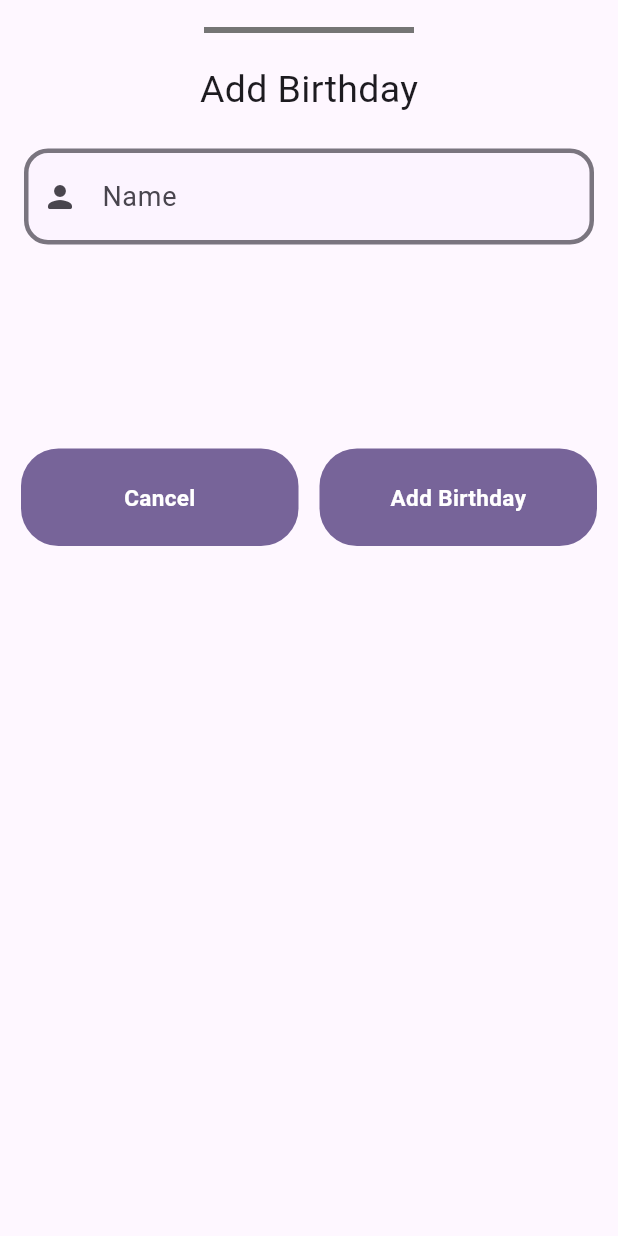
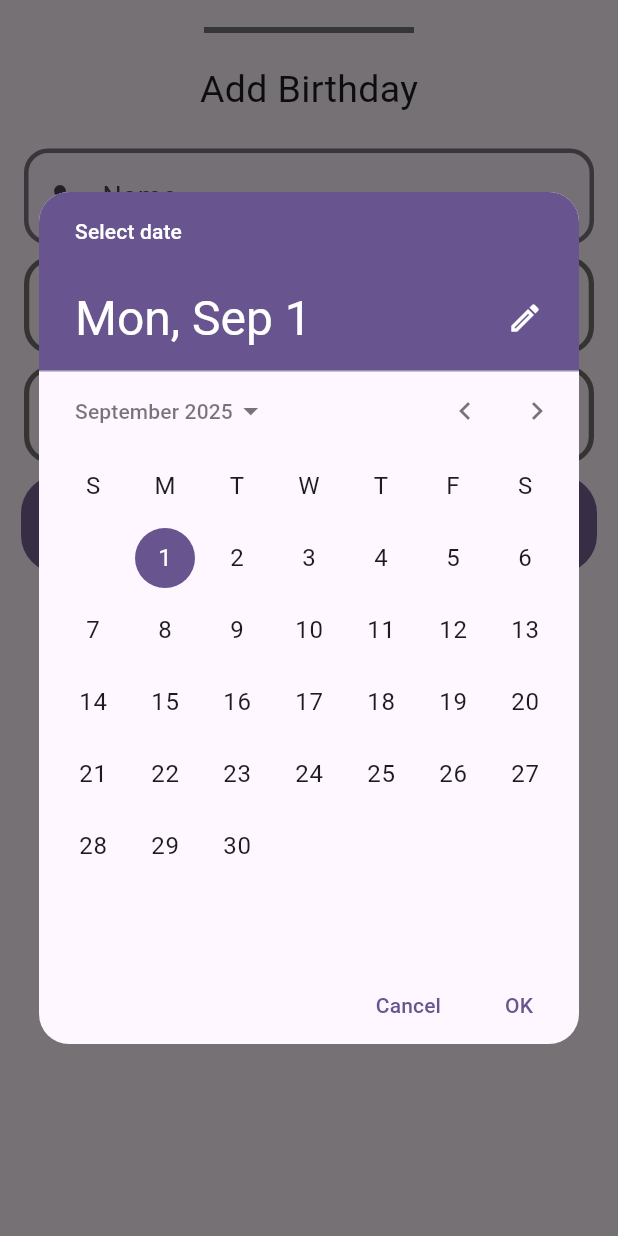
Before and after one commit to Confusedaff/Birday, a Flutter app: the Singlebday widget shown alone on an empty page, opened directly, after a tap on "Add Birthday", on a phone screen of 412 x 824 dp. Run offline on Flutter 3.47's test engine with Material 3 defaults, Android fonts, the phone set to English and light mode, and no system bars; Roboto replaces fonts that are missing (SF Pro Display).

Commit message:
added callender

```diff
--- a/lib/widgets/dateselector.dart
+++ b/lib/widgets/dateselector.dart
@@ -0,0 +1,178 @@
+import 'package:flutter/material.dart';
+
+class Dateselector extends StatelessWidget {
+  final double height;
+  final double width;
+  final String text;
+  final IconData icon;
+  final VoidCallback tap;
+  const Dateselector({
+    super.key,
+    required this.height,
+    required this.width,
+    required this.text,
+    required this.tap,
+    required this.icon,
+    });
+
+  @override
+  Widget build(BuildContext context) {
+    return GestureDetector(
+      onTap: tap,
+      child: Container(
+        height: height,//65,
+        width: width,//380,
+        decoration: BoxDecoration(
+          //color: theme.colorScheme.primary,
+          borderRadius: BorderRadius.circular(18),
+          border: BoxBorder.all(
+            color:  const Color.fromARGB(255, 117, 111, 111),//theme.colorScheme.primary,
+            width: 3.5,
+            ),
+        ),
+        child: Row(
+          children: [
+
+            Padding(
+              padding: const EdgeInsets.only(left:10.0),
+              child: Icon(
+                icon,//Icons.cake_rounded,
+                color:  const Color.fromARGB(255, 101, 101, 101),
+                size: 28,
+                ),
+            ),
+
+            Padding(
+              padding: const EdgeInsets.only(left: 10.0),
+              child: Text(
+                text,//"Select Birth Date",
+                style: TextStyle(
+                  fontSize: 18,
+                  color:  const Color.fromARGB(255, 101, 101, 101),
+                  fontWeight: FontWeight.w400
+                ),
+                ),
+            )
+          ],
+        )
+      ),
+    );
+  }
+}
+/// A reusable date picker widget with custom styling
+class CustomDatePicker {
+  /// Shows a styled date picker dialog
+  static Future<DateTime?> showCustomDatePicker({
+    required BuildContext context,
+    DateTime? initialDate,
+    DateTime? firstDate,
+    DateTime? lastDate,
+    String? helpText,
+    String? cancelText,
+    String? confirmText,
+    Color? primaryColor,
+    double borderRadius = 20.0,
+  }) async {
+    final theme = Theme.of(context);
+
+    return await showDatePicker(
+      context: context,
+      initialDate: initialDate ?? DateTime.now(),
+      firstDate: firstDate ?? DateTime(1900),
+      lastDate: lastDate ?? DateTime(2100),
+      helpText: helpText,
+      cancelText: cancelText,
+      confirmText: confirmText,
+      builder: (context, child) {
+        return Theme(
+          data: theme.copyWith(
+            datePickerTheme: DatePickerThemeData(
+              shape: RoundedRectangleBorder(
+                borderRadius: BorderRadius.circular(borderRadius),
+              ),
+              backgroundColor: theme.colorScheme.surface,
+              headerBackgroundColor: primaryColor ?? theme.colorScheme.primary,
+              headerForegroundColor: theme.colorScheme.onPrimary,
+              dayBackgroundColor: WidgetStateProperty.resolveWith((states) {
+                if (states.contains(WidgetState.selected)) {
+                  return primaryColor ?? theme.colorScheme.primary;
+                }
+                return null;
+              }),
+              dayForegroundColor: WidgetStateProperty.resolveWith((states) {
+                if (states.contains(WidgetState.selected)) {
+                  return theme.colorScheme.onPrimary;
+                }
+                return null;
+              }),
+            ),
+          ),
+          child: child!,
+        );
+      },
+    );
+  }
+}
+
+
+/// Utility class for date operations
+class DateUtils {
+  /// Calculate days between two dates
+  static int daysBetween(DateTime from, DateTime to) {
+    from = DateTime(from.year, from.month, from.day);
+    to = DateTime(to.year, to.month, to.day);
+    return (to.difference(from).inHours / 24).round();
+  }
+
+  /// Check if a date is today
+  static bool isToday(DateTime date) {
+    final now = DateTime.now();
+    return date.year == now.year &&
+           date.month == now.month &&
+           date.day == now.day;
+  }
+
+  /// Check if a date is in the future
+  static bool isFuture(DateTime date) {
+    final now = DateTime.now();
+    return date.isAfter(DateTime(now.year, now.month, now.day));
+  }
+
+  /// Format date as DD/MM/YYYY
+  static String formatDate(DateTime date) {
+    return '${date.day.toString().padLeft(2, '0')}/${date.month.toString().padLeft(2, '0')}/${date.year}';
+  }
+
+  /// Format date as a readable string (e.g., "15 Mar 2024")
+  static String formatDateReadable(DateTime date) {
+    const months = [
+      'Jan', 'Feb', 'Mar', 'Apr', 'May', 'Jun',
+      'Jul', 'Aug', 'Sep', 'Oct', 'Nov', 'Dec'
+    ];
+    return '${date.day} ${months[date.month - 1]} ${date.year}';
+  }
+
+  /// Get age from birth date
+  static int calculateAge(DateTime birthDate) {
+    final now = DateTime.now();
+    int age = now.year - birthDate.year;
+    if (now.month < birthDate.month ||
+        (now.month == birthDate.month && now.day < birthDate.day)) {
+      age--;
+    }
+    return age;
+  }
+
+  /// Get days until next birthday
+  static int daysUntilBirthday(DateTime birthDate) {
+    final now = DateTime.now();
+    final thisYear = DateTime(now.year, birthDate.month, birthDate.day);
+    final nextYear = DateTime(now.year + 1, birthDate.month, birthDate.day);
+
+    if (thisYear.isAfter(now) || thisYear.isAtSameMomentAs(now)) {
+      return thisYear.difference(now).inDays;
+    } else {
+      return nextYear.difference(now).inDays;
+    }
+  }
+}
--- a/lib/widgets/singlebday.dart
+++ b/lib/widgets/singlebday.dart
@@ -1,4 +1,5 @@
 import 'package:bday/widgets/button.dart';
+import 'package:bday/widgets/dateselector.dart';
 import 'package:bday/widgets/dragHandle.dart';
 import 'package:bday/widgets/textfield.dart';
 import 'package:flutter/material.dart';
@@ -24,13 +25,13 @@ class _SinglebdayState extends State<Singlebday> {
 
     String inputText = nameController.text;
     print("User entered: $inputText");
-
     // ScaffoldMessenger.of(context).showSnackBar(
     //   SnackBar(content: Text("Saved: $inputText")),
     // );
   }
   @override
   Widget build(BuildContext context) {
+    final theme = Theme.of(context);
     return GestureDetector(
        onTap: () => FocusScope.of(context).unfocus(),
        behavior: HitTestBehavior.opaque,
@@ -44,6 +45,7 @@ class _SinglebdayState extends State<Singlebday> {
               child: Column(
                 mainAxisAlignment: MainAxisAlignment.spaceEvenly,
                 children: [
+
                   Draghandle(width: 140),
 
                   Padding(
@@ -67,7 +69,41 @@ class _SinglebdayState extends State<Singlebday> {
                     ),
 
                     Padding(
-                      padding: const EdgeInsets.only(top: 120.0),
+                      padding:  const EdgeInsets.only(left: 16,right: 16,bottom: 8),
+                      child: Dateselector(
+                        height: 65,
+                        width: 380,
+                        text: 'Select Birth Date',
+                        icon: Icons.cake_rounded,
+                        tap: () async {
+                        final selectedDate = await CustomDatePicker.showCustomDatePicker(
+                          context: context,
+                          initialDate: DateTime.now(),
+                          firstDate: DateTime(1900),
+                          lastDate: DateTime(2100),
+                          primaryColor: theme.colorScheme.primary,
+                        );
+
+                        if (selectedDate != null) {
+                          print('Selected date: $selectedDate');
+                          // Handle the selected date here
+                        }
+                      },
+                    ),
+                  ),
+
+                    Dateselector(
+                      height: 65,
+                      width: 380,
+                      text: "Select Remainder Time",
+                      icon: Icons.alarm_add_outlined,
+                      tap: () {
+
+                      },
+                      ),
+
+                     Padding(
+                       padding: const EdgeInsets.only(top: 8,bottom: 8),
                        child: Row(
                           mainAxisAlignment: MainAxisAlignment.spaceEvenly,
                           children: [
@@ -83,7 +119,9 @@ class _SinglebdayState extends State<Singlebday> {
                               ),
                           ],
                         ),
-                    )
+                     ),
+
+
                 ],
               )
             ),
--- a/lib/widgets/textfield.dart
+++ b/lib/widgets/textfield.dart
@@ -24,7 +24,7 @@ class _TextfieldState extends State<Textfield> {
     final theme = Theme.of(context);
 
     return Padding(
-      padding: const EdgeInsets.all(16.0),
+      padding: const EdgeInsets.only(top: 16.0,left: 16,right: 16,bottom: 8),
       child: TextField(
         controller: widget.controller,
         decoration: InputDecoration(
--- a/pubspec.yaml
+++ b/pubspec.yaml
@@ -34,6 +34,7 @@ dependencies:
   # The following adds the Cupertino Icons font to your application.
   # Use with the CupertinoIcons class for iOS style icons.
   cupertino_icons: ^1.0.8
+  table_calendar: ^3.2.0
 
 dev_dependencies:
   flutter_test:
```
Also changed, not shown: pubspec.lock. Lines whose indentation alone changed are shown as unchanged.
